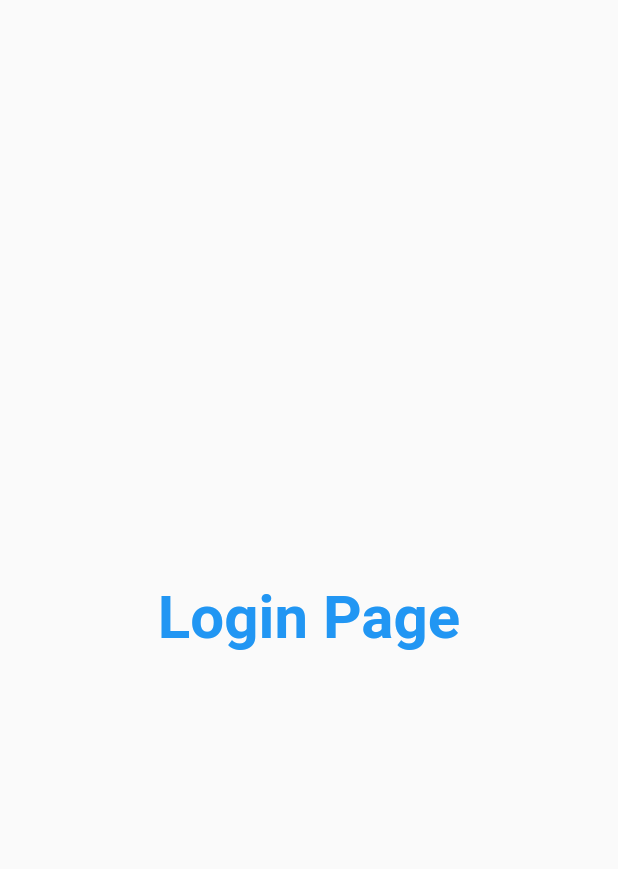
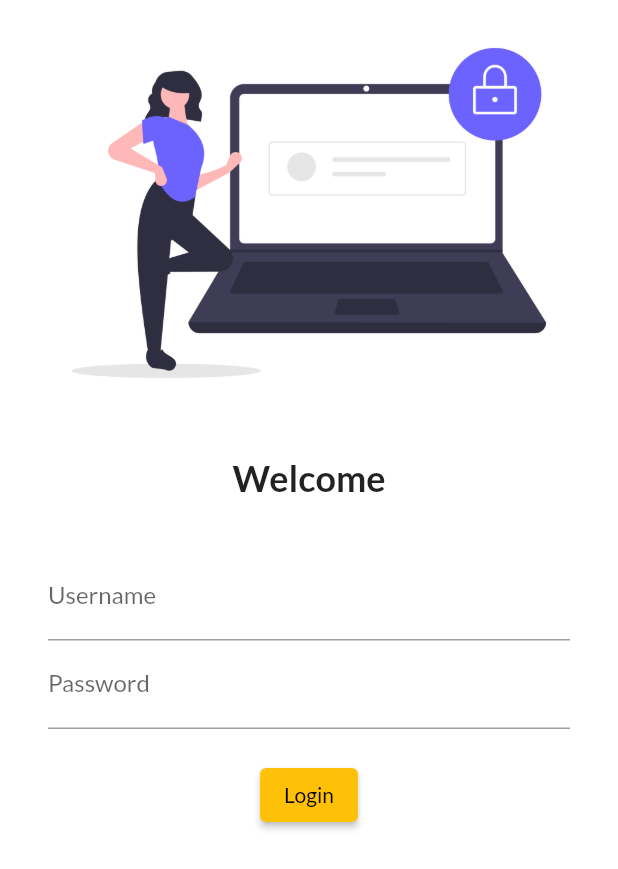
Before and after one commit to inf-reiaz/LearingFlutter, a Flutter app: the screen it shows after launch, on a phone screen of 412 x 824 dp. Shown: the top 869 px of the screen. Run offline on Flutter 3.47's test engine with Material 2 defaults, Android fonts, the phone set to English and light mode, and no system bars; our stand-ins replace google_fonts.

Commit message:
loginpage done and day 4 done.

```diff
--- a/lib/main.dart
+++ b/lib/main.dart
@@ -1,6 +1,7 @@
 import 'package:flutter/material.dart';
 import 'package:flutter_learing/pages/home_page.dart';
 import 'package:flutter_learing/pages/login_page.dart';
+import 'package:google_fonts/google_fonts.dart';
 
 void main() => runApp(MyApp());
 
@@ -11,6 +12,8 @@ class MyApp extends StatelessWidget {
       themeMode: ThemeMode.light,
       theme: ThemeData(
         primarySwatch: Colors.amber,
+        //primaryTextTheme: GoogleFonts.latoTextTheme(),
+        fontFamily: GoogleFonts.lato().fontFamily,
       ),
       darkTheme: ThemeData(
         brightness: Brightness.dark,
--- a/lib/pages/login_page.dart
+++ b/lib/pages/login_page.dart
@@ -5,17 +5,59 @@ class LoginPage extends StatelessWidget {
 
   @override
   Widget build(BuildContext context) {
-    return const Material(
-      child: Center(
-        child: Text(
-          "Login Page",
-          style: TextStyle(
-            fontSize: 20,
-            color: Colors.blue,
-            fontWeight: FontWeight.bold,
+    return Material(
+      color: Colors.white,
+      child: Column(
+        children: [
+          Image.asset(
+            "images/login.png",
+            fit: BoxFit.cover,
           ),
-          textScaleFactor: 2,
-        ),
+          const SizedBox(
+            height: 20.0,
+          ),
+          const Text(
+            "Welcome",
+            style: TextStyle(
+              fontSize: 24,
+              fontWeight: FontWeight.bold,
+            ),
+          ),
+          const SizedBox(
+            height: 20.0,
+          ),
+          Padding(
+            padding:
+                const EdgeInsets.symmetric(vertical: 15.0, horizontal: 32.0),
+            child: Column(
+              children: [
+                TextFormField(
+                  decoration: const InputDecoration(
+                    hintText: "Enter UserName or Email",
+                    labelText: "Username",
+                  ),
+                ),
+                TextFormField(
+                  obscureText: true,
+                  decoration: const InputDecoration(
+                    hintText: "Enter Password",
+                    labelText: "Password",
+                  ),
+                ),
+                const SizedBox(
+                  height: 20.0,
+                ),
+                ElevatedButton(
+                  child: Text("Login"),
+                  style: TextButton.styleFrom(),
+                  onPressed: () {
+                    print("Hi MrReiaz");
+                  },
+                ),
+              ],
+            ),
+          ),
+        ],
       ),
     );
   }
```
Also changed, not shown: pubspec.yaml (+5 -54 lines), images/login.png (added), pubspec.lock, 1 other file.
